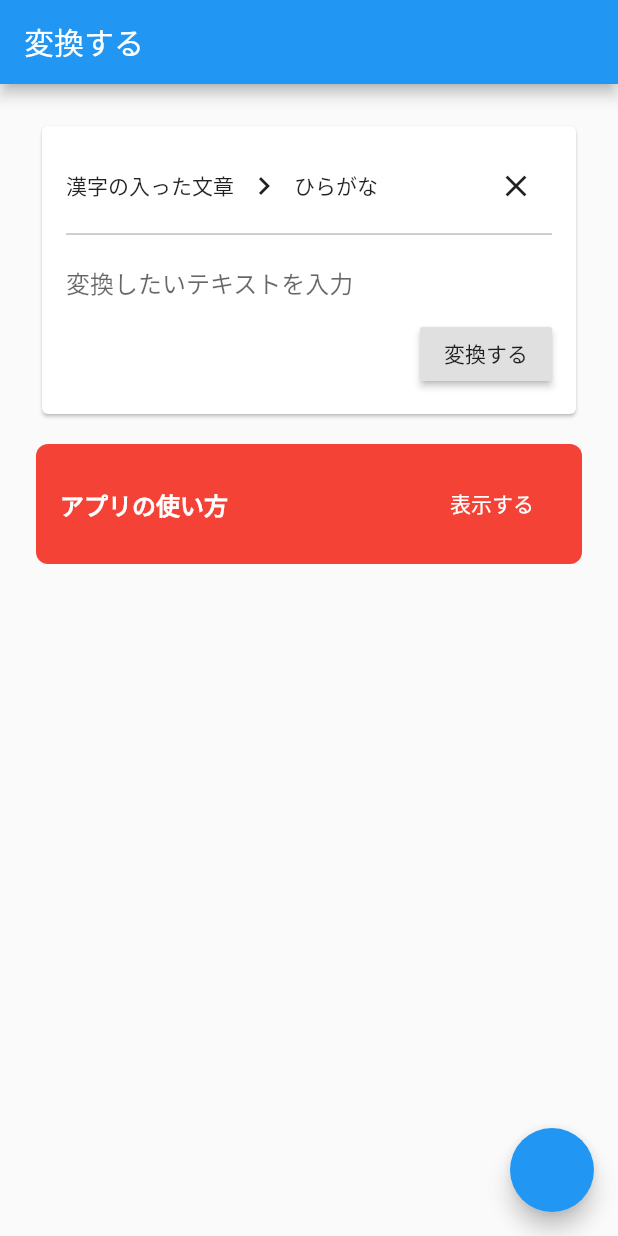
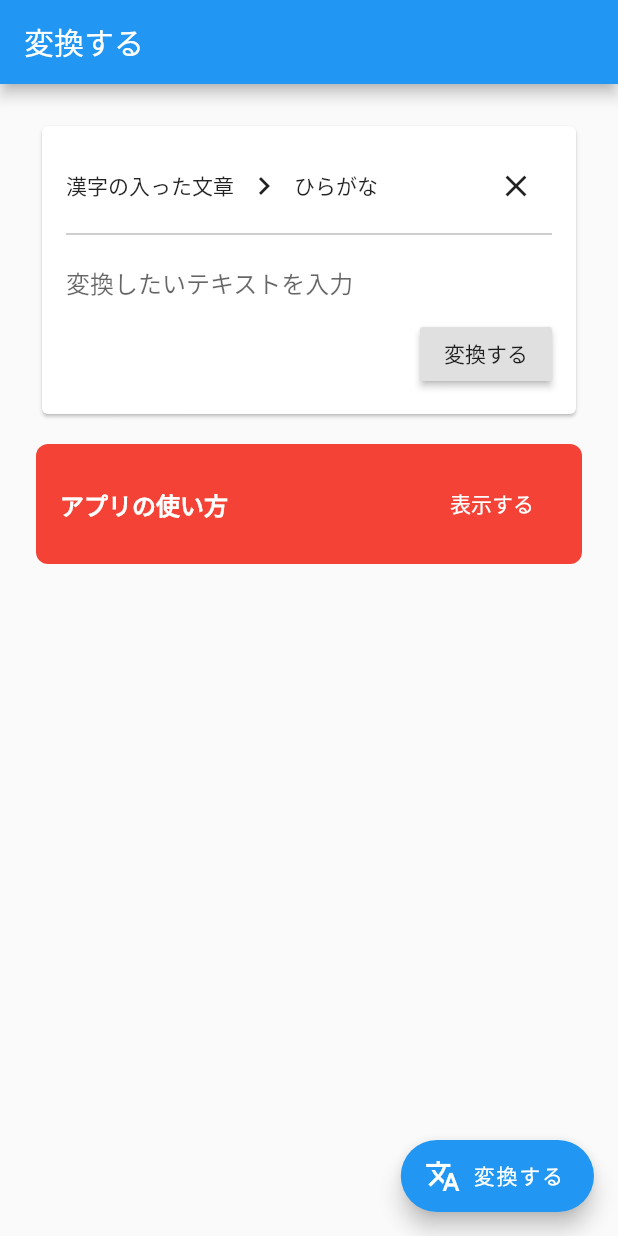
Before and after one commit to hayabusabusa/Rubbby-flutter, a Flutter app: the screen it shows after launch, after a tap on the "close" icon, on a phone screen of 412 x 824 dp. Run offline on Flutter 3.47's test engine with Material 2 defaults, Android fonts, the phone set to English and light mode, and no system bars.

Commit message:
Fix layout

```diff
--- a/lib/screen/input_sentence.dart
+++ b/lib/screen/input_sentence.dart
@@ -9,7 +9,6 @@ class InputSentenceScreen extends StatelessWidget {
       appBar: AppBar(
         title: Text('変換する'),
       ),
-      floatingActionButton: FloatingActionButton(onPressed: null),
       body: Center(
         child: ListView(
           padding: const EdgeInsets.symmetric(vertical: 24, horizontal: 24),
@@ -20,6 +19,11 @@ class InputSentenceScreen extends StatelessWidget {
           ],
         ),
       ),
+      floatingActionButton: FloatingActionButton.extended(
+        onPressed: () {},
+        label: Text('変換する'),
+        icon: Icon(Icons.translate),
+      ),
     );
   }
 }
--- a/lib/widget/input_sentence_form_widget.dart
+++ b/lib/widget/input_sentence_form_widget.dart
@@ -6,10 +6,19 @@ class InputSentenceFormWidget extends StatefulWidget {
 }
 
 class _InputSentenceFormWidgetState extends State<InputSentenceFormWidget> {
-  TextEditingController _textEditingController = TextEditingController();
+  FocusNode _focusNode;
+  TextEditingController _textEditingController;
 
   void _onTapCloseButton(BuildContext context) {
-    FocusScope.of(context).unfocus();
+    _focusNode.unfocus();
+  }
+
+  @override
+  void initState() {
+    super.initState();
+    _focusNode = FocusNode();
+    _focusNode.addListener(() => print('focusNode updated: hasFocus: ${_focusNode.hasFocus}'));
+    _textEditingController = TextEditingController();
   }
 
   @override
@@ -42,9 +51,10 @@ class _InputSentenceFormWidgetState extends State<InputSentenceFormWidget> {
             ),
             // Divider
             Divider(color: Colors.grey,),
-            // TextField and translate button
+            // TextField
             TextField(
               maxLines: null,
+              focusNode: _focusNode,
               keyboardType: TextInputType.multiline,
               controller: _textEditingController,
               decoration: InputDecoration(
@@ -52,6 +62,7 @@ class _InputSentenceFormWidgetState extends State<InputSentenceFormWidget> {
                 border: InputBorder.none,
               ),
             ),
+            // Translate button
             Row(
               children: <Widget>[
                 Expanded(child: SizedBox()),
```
